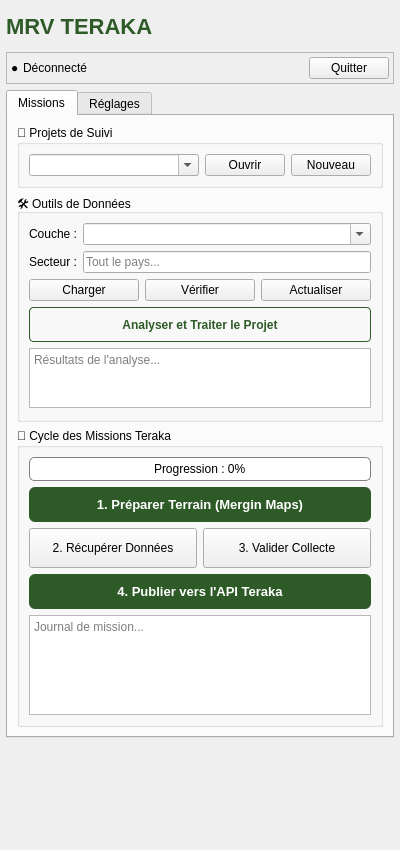
johrosa/mrv_teraka, file mrv_teraka_dockwidget_base.ui: the form before one commit.
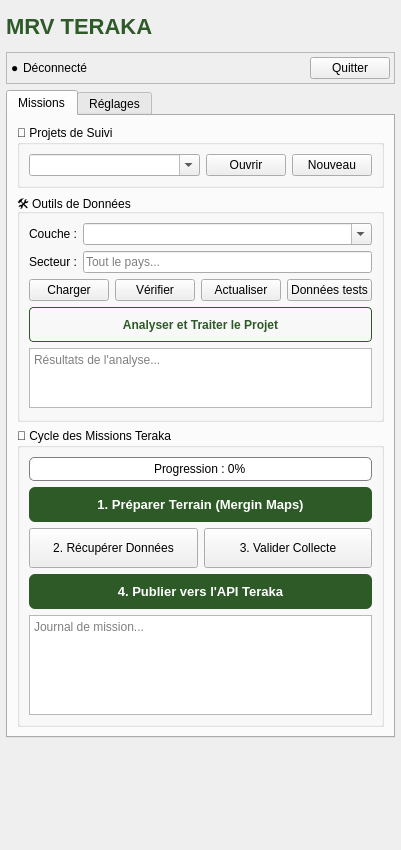
The form after the commit.

Commit message: Add sample-data button and synthetic data workflow for easier plugin testing

```diff
--- a/mrv_teraka_dockwidget_base.ui
+++ b/mrv_teraka_dockwidget_base.ui
@@ -239,6 +239,13 @@
                </property>
               </widget>
              </item>
+             <item>
+              <widget class="QPushButton" name="loadSampleDataButton">
+               <property name="text">
+                <string>Données tests</string>
+               </property>
+              </widget>
+             </item>
             </layout>
            </item>
            <item>
```
The commit also changes 4 other files.
